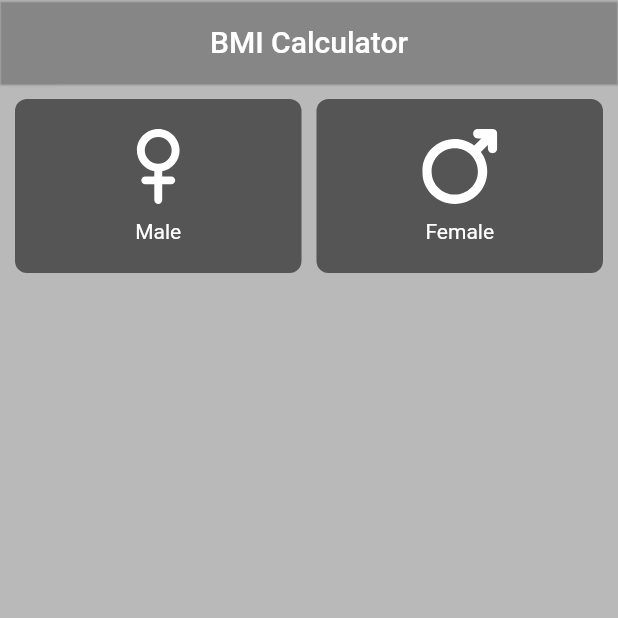
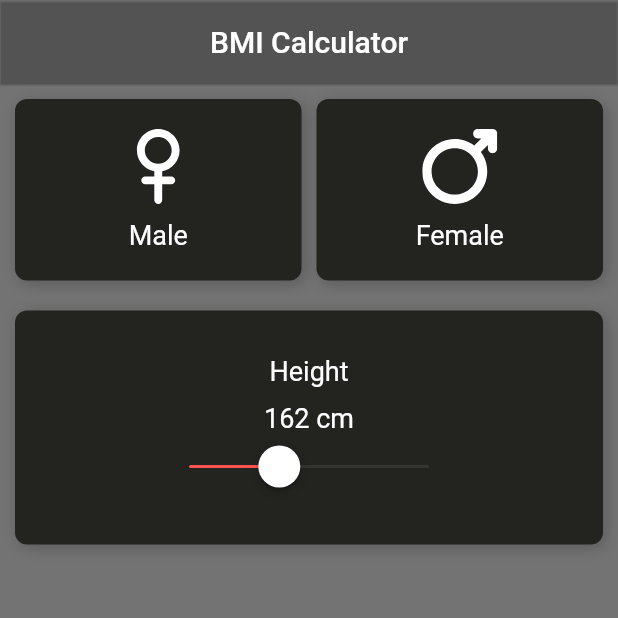
Before and after one commit to Hamidmirzapour/flutter-bmi-calculator-app, a Flutter app: the screen it shows after launch, on a phone screen of 412 x 824 dp, the top half of it. Run offline on Flutter 3.47's test engine with Material 2 defaults, Android fonts, the phone set to English and light mode, and no system bars; our stand-ins replace flutter_svg.

Commit message:
Design Height Part

```diff
--- a/lib/main.dart
+++ b/lib/main.dart
@@ -1,3 +1,4 @@
+import 'package:flutter/cupertino.dart';
 import 'package:flutter/material.dart';
 import 'package:flutter_svg/flutter_svg.dart';
 
@@ -13,6 +14,7 @@ class MyApp extends StatefulWidget {
 }
 
 class _MyAppState extends State<MyApp> {
+  double height = 162.0;
   @override
   Widget build(BuildContext context) {
     return MaterialApp(
@@ -20,11 +22,11 @@ class _MyAppState extends State<MyApp> {
         appBar: AppBar(
           title: Text("BMI Calculator"),
           centerTitle: true,
-          backgroundColor: Colors.black26,
+          backgroundColor: Colors.black54,
           elevation: 0.5,
         ),
         body: Container(
-          color: Colors.black26,
+          color: Colors.black54,
           child: Column(
             children: [
               Container(
@@ -37,7 +39,13 @@ class _MyAppState extends State<MyApp> {
                         padding: EdgeInsets.all(20.0),
                         decoration: BoxDecoration(
                           borderRadius: BorderRadius.circular(8.0),
-                          color: Colors.black54,
+                          boxShadow: <BoxShadow>[
+                            BoxShadow(
+                                color: Color.fromRGBO(88, 88, 88, 0.9),
+                                offset: Offset(2, 2),
+                                blurRadius: 8),
+                          ],
+                          color: Color.fromRGBO(35, 35, 32, 1.0),
                         ),
                         child: Column(
                           children: [
@@ -51,7 +59,8 @@ class _MyAppState extends State<MyApp> {
                             ),
                             Text(
                               "Male",
-                              style: TextStyle(color: Colors.white),
+                              style: TextStyle(
+                                  color: Colors.white, fontSize: 18.0),
                             )
                           ],
                         ),
@@ -64,7 +73,13 @@ class _MyAppState extends State<MyApp> {
                         padding: EdgeInsets.all(20.0),
                         decoration: BoxDecoration(
                           borderRadius: BorderRadius.circular(8.0),
-                          color: Colors.black54,
+                          boxShadow: <BoxShadow>[
+                            BoxShadow(
+                                color: Color.fromRGBO(88, 88, 88, 0.9),
+                                offset: Offset(2, 2),
+                                blurRadius: 8),
+                          ],
+                          color: Color.fromRGBO(35, 35, 32, 1.0),
                         ),
                         child: Column(
                           children: [
@@ -78,7 +93,8 @@ class _MyAppState extends State<MyApp> {
                             ),
                             Text(
                               "Female",
-                              style: TextStyle(color: Colors.white),
+                              style: TextStyle(
+                                  color: Colors.white, fontSize: 18.0),
                             )
                           ],
                         ),
@@ -87,7 +103,67 @@ class _MyAppState extends State<MyApp> {
                   ],
                 ),
               ),
-              Container(child: Row()),
+              Container(
+                  child: Row(
+                children: [
+                  Flexible(
+                    fit: FlexFit.tight,
+                    child: Container(
+                      decoration: BoxDecoration(
+                        color: Color.fromRGBO(35, 35, 32, 1.0),
+                        borderRadius: BorderRadius.circular(8.0),
+                        boxShadow: <BoxShadow>[
+                          BoxShadow(
+                              color: Color.fromRGBO(88, 88, 88, 0.9),
+                              offset: Offset(2, 2),
+                              blurRadius: 8),
+                        ],
+                      ),
+                      padding: EdgeInsets.all(30.0),
+                      margin: EdgeInsets.all(10.0),
+                      child: Column(
+                        children: [
+                          Container(
+                            margin: EdgeInsets.only(bottom: 10.0),
+                            child: Text(
+                              "Height",
+                              style: TextStyle(
+                                  color: Colors.white, fontSize: 18.0),
+                            ),
+                          ),
+                          Row(
+                            mainAxisAlignment: MainAxisAlignment.center,
+                            children: [
+                              Text(
+                                height.toString().substring(0, 3),
+                                style: TextStyle(
+                                    color: Colors.white, fontSize: 18.0),
+                              ),
+                              Text(
+                                " cm",
+                                style: TextStyle(
+                                    color: Colors.white, fontSize: 18.0),
+                              ),
+                            ],
+                          ),
+                          CupertinoSlider(
+                            value: height,
+                            min: 120.0,
+                            max: 240.0,
+                            divisions: 120,
+                            activeColor: Colors.redAccent,
+                            onChanged: (c) {
+                              setState(() {
+                                height = c;
+                              });
+                            },
+                          )
+                        ],
+                      ),
+                    ),
+                  )
+                ],
+              )),
               Container(child: Row()),
               Container(child: Row()),
             ],
```
